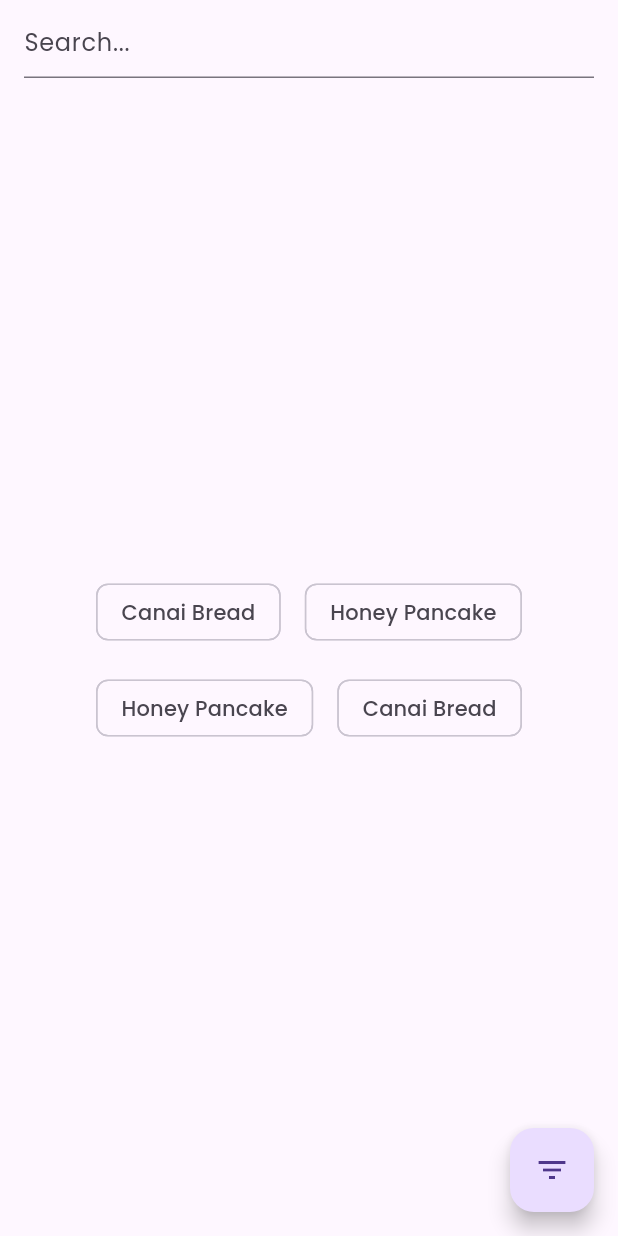
After one commit to islam-abdel-halem/FlutterFinal, a Flutter app: the TestPage screen opened directly, after a tap on the "filter list" icon, on a phone screen of 412 x 824 dp. The commit adds this screen. Run offline on Flutter 3.47's test engine with Material 3 defaults, Android fonts, the phone set to English and light mode, and no system bars; our stand-ins replace flutter_svg, get; missing offline and left inert: filter_list.

Commit message:
deleted unwanted file

```diff
--- /dev/null
+++ b/lib/controllers/SearchController.dart
@@ -0,0 +1,85 @@
+import 'package:finalproject/models/diet_model.dart';
+import 'package:get/get.dart';
+import 'package:flutter/material.dart';
+
+class SearchBarController extends GetxController {
+  var itemList = <DietModel>[].obs;
+  var searchQuery = ''.obs;
+  var selectedIngredients = <String>[].obs;
+  @override
+  void onInit() {
+    super.onInit();
+    // Initialize with some items
+
+    List<DietModel> items = [
+      DietModel(
+          name: 'Canai Bread',
+          ingredients: ['Pasta', 'Tomato', 'Cheese'],
+          iconPath: 'assets/icons/canai-bread.svg',
+          level: 'Easy',
+          duration: '20mins',
+          calorie: '230kCal',
+          viewIsSelected: false,
+          boxColor: const Color(0xffEEA4CE)),
+      DietModel(
+          name: 'Honey Pancake',
+          ingredients: ['Pizza base', 'Tomato', 'Cheese'],
+          iconPath: 'assets/icons/honey-pancakes.svg',
+          level: 'Easy',
+          duration: '30mins',
+          calorie: '180kCal',
+          viewIsSelected: false,
+          boxColor: const Color(0xff9DCEFF)),
+      DietModel(
+          name: 'Honey Pancake',
+          ingredients: ['Burger bun', 'Tomato', 'Cheese'],
+          iconPath: 'assets/icons/honey-pancakes.svg',
+          level: 'Easy',
+          duration: '30mins',
+          calorie: '180kCal',
+          viewIsSelected: false,
+          boxColor: const Color(0xff9DCEFF)),
+      DietModel(
+          name: 'Canai Bread',
+          ingredients: ['Bread', 'Tomato', 'Cheese'],
+          iconPath: 'assets/icons/canai-bread.svg',
+          level: 'Easy',
+          duration: '20mins',
+          calorie: '230kCal',
+          viewIsSelected: false,
+          boxColor: const Color(0xffEEA4CE)),
+    ];
+    itemList.addAll([items[0], items[1], items[2], items[3]]);
+  }
+
+  void updateSearchQuery(String query) {
+    searchQuery.value = query;
+  }
+
+  void updateSelectedIngredients(List<String> selectedIngredients) {
+    selectedIngredients = selectedIngredients;
+  }
+
+  List<DietModel> get filteredRecipe {
+    var filteredItems = itemList;
+    if (selectedIngredients.isNotEmpty) {
+      filteredItems = filteredItems
+          .where((item) {
+            return selectedIngredients.any((ingredient) => item.ingredients.contains(ingredient));
+          })
+          .toList()
+          .obs;
+    }
+    if (searchQuery.isNotEmpty) {
+      filteredItems = filteredItems
+          .where((item) {
+            return item.name.contains(searchQuery.value);
+          })
+          .toList()
+          .obs;
+    }
+    return filteredItems;
+  }
+
+  // TODO: complete the search and filter logic
+}
--- a/lib/models/diet_model.dart
+++ b/lib/models/diet_model.dart
@@ -2,6 +2,7 @@ import 'package:flutter/material.dart';
 
 class DietModel {
   String name;
+  List<String> ingredients;
   String iconPath;
   String level;
   String duration;
@@ -11,6 +12,7 @@ class DietModel {
 
   DietModel(
       {required this.name,
+      required this.ingredients,
       required this.iconPath,
       required this.level,
       required this.duration,
@@ -23,6 +25,7 @@ class DietModel {
 
     diets.add(DietModel(
         name: 'Honey Pancake',
+        ingredients: ['Flour', 'Eggs', 'Milk'],
         iconPath: 'assets/icons/honey-pancakes.svg',
         level: 'Easy',
         duration: '30mins',
@@ -32,12 +35,23 @@ class DietModel {
 
     diets.add(DietModel(
         name: 'Canai Bread',
+        ingredients: ['bola', 'Cheese', 'Milk'],
         iconPath: 'assets/icons/canai-bread.svg',
         level: 'Easy',
         duration: '20mins',
         calorie: '230kCal',
         viewIsSelected: false,
         boxColor: const Color(0xffEEA4CE)));
+     diets.add(DietModel(
+        name: 'Bola Bread',
+        ingredients: ['Eggs', 'bola', 'mola'],
+        iconPath: 'assets/icons/canai-bread.svg',
+        level: 'Easy',
+        duration: '20mins',
+        calorie: '230kCal',
+        viewIsSelected: false,
+        boxColor: const Color(0xffEEA4CE)));
+
 
     return diets;
   }
--- a/lib/pages/test.dart
+++ b/lib/pages/test.dart
@@ -17,6 +17,7 @@ void main(List<String> args) {
 }
 
 class Test extends StatelessWidget {
+
   var controller = Get.put(Selectedlistcontroller());
 
   void openFilterDialog(context) async {
--- /dev/null
+++ b/lib/pages/testPage.dart
@@ -0,0 +1,74 @@
+import 'package:flutter/material.dart';
+import 'package:get/get.dart';
+import 'package:finalproject/controllers/SearchController.dart'; // Import the controller
+import 'package:filter_list/filter_list.dart';
+import 'package:finalproject/controllers/SelectedListController.dart';
+
+List<String> DefaultList = ['Eggs', 'bola', 'mola', 'Flour', 'Cheese', 'Milk'];
+
+class TestPage extends StatelessWidget {
+  final SearchBarController searchBarcontroller =
+      Get.put(SearchBarController());
+  final controller = Get.put(Selectedlistcontroller());
+
+  void openFilterDialog(context) async {
+    await FilterListDialog.display<String>(
+      context,
+      listData: DefaultList,
+      selectedListData: controller.selectedList,
+      choiceChipLabel: (item) => item,
+      validateSelectedItem: (list, val) => list!.contains(val),
+      onItemSearch: (item, query) {
+        return item!.toLowerCase().contains(query.toLowerCase());
+      },
+      onApplyButtonClick: (list) {
+        searchBarcontroller.selectedIngredients.value =
+            List<String>.from(list!);
+        searchBarcontroller
+            .updateSelectedIngredients(searchBarcontroller.selectedIngredients);
+        Navigator.of(context).pop();
+      },
+    );
+  }
+
+  @override
+  Widget build(BuildContext context) {
+    return SafeArea(
+      child: Scaffold(
+        appBar: AppBar(
+          title: TextField(
+            onChanged: (value) {
+              searchBarcontroller.updateSearchQuery(value);
+            },
+            decoration: InputDecoration(
+              hintText: 'Search...',
+            ),
+          ),
+        ),
+        body: Center(
+          child: Obx(
+            () => searchBarcontroller.filteredRecipe.isEmpty
+                ? Text('No item found')
+                : Wrap(
+                    children: searchBarcontroller.filteredRecipe
+                        .map((e) => Padding(
+                            padding: const EdgeInsets.all(8.0),
+                            child: Chip(label: Text(e.name))))
+                        .toList(),
+                  ),
+          ),
+        ),
+        floatingActionButton: FloatingActionButton(
+          onPressed: () => openFilterDialog(context),
+          child: const Icon(Icons.filter_list),
+        ),
+      ),
+    );
+  }
+}
+
+void main(List<String> args) {
+  runApp(MaterialApp(
+    home: TestPage(),
+  ));
+}
```
